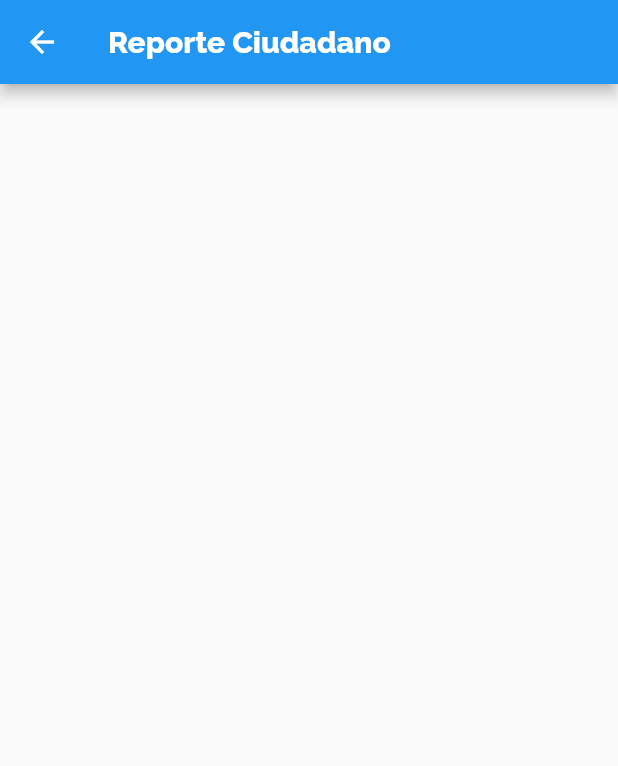
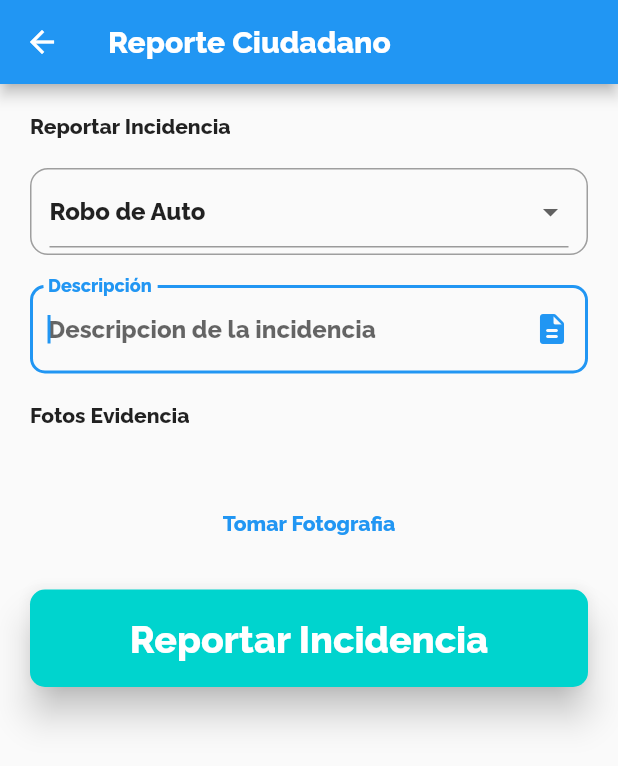
Before and after one commit to paoyomira/app_sucre, a Flutter app: the CitizenReportScreen screen opened by its route, on a phone screen of 412 x 824 dp. Shown: the top 766 px of the screen. Run offline on Flutter 3.47's test engine with Material 2 defaults, Android fonts, the phone set to English and light mode, and no system bars; our stand-ins replace flutter_dotenv, flutter_secure_storage; accounts and stored records are empty.

Commit message:
fix citizen report

```diff
--- a/lib/screens/reports/citizen_report_screen.dart
+++ b/lib/screens/reports/citizen_report_screen.dart
@@ -3,8 +3,6 @@ import 'package:flutter/material.dart';
 
 // Importaciones Aplicación
 import 'package:app_sucre/widgets/widgets.dart';
-import 'package:provider/provider.dart';
-import 'package:app_sucre/services/services.dart';
 
 class CitizenReportScreen extends StatefulWidget {
   const CitizenReportScreen({Key? key}) : super(key: key);
@@ -16,18 +14,40 @@ class CitizenReportScreen extends StatefulWidget {
 class _CitizenReportScreenState extends State<CitizenReportScreen> {
   @override
   Widget build(BuildContext context) {
-    final apiService = Provider.of<ApiService>(context);
     return Scaffold(
-        appBar: AppBar(
-          title: const Text('Reporte Ciudadano'),
-        ),
-        body: ListView.builder(
-          padding: const EdgeInsets.symmetric(horizontal: 20.0, vertical: 20.0),
-          itemCount: apiService.incidents.length,
-          scrollDirection: Axis.vertical,
-          itemBuilder: (_, int index) =>
-              IncidenceDetailWidget(incident: apiService.incidents[index]),
-        ));
+      appBar: AppBar(
+        title: const Text('Reporte Ciudadano'),
+      ),
+      body: ListView(
+        padding: const EdgeInsets.symmetric(horizontal: 20.0, vertical: 20.0),
+        children: [
+          const Text('Reportar Incidencia'),
+          const SizedBox(
+            height: 20.0,
+          ),
+          const IncidenceDetailWidget(),
+          const SizedBox(
+            height: 20.0,
+          ),
+          const IncidenceDescriptionWidget(),
+          const SizedBox(
+            height: 20.0,
+          ),
+          const Text('Fotos Evidencia'),
+          const SizedBox(
+            height: 20.0,
+          ),
+          const SizedBox(
+            height: 20.0,
+          ),
+          TextButton(onPressed: () {}, child: const Text('Tomar Fotografia')),
+          const SizedBox(
+            height: 20.0,
+          ),
+          const EvidencePhotosButtonWidget(),
+        ],
+      ),
+    );
 
     // const Text('Reportar Incidencia'),
     // const SizedBox(
--- a/lib/widgets/inputs/incidence_description_widget.dart
+++ b/lib/widgets/inputs/incidence_description_widget.dart
@@ -2,12 +2,11 @@
 import 'package:flutter/material.dart';
 
 // Importaciones Aplicación
-import 'package:app_sucre/models/models.dart';
 
 class IncidenceDescriptionWidget extends StatelessWidget {
-  final IncidentsResponse incident;
-  const IncidenceDescriptionWidget({Key? key, required this.incident})
-      : super(key: key);
+  const IncidenceDescriptionWidget({
+    Key? key,
+  }) : super(key: key);
 
   @override
   Widget build(BuildContext context) {
--- a/lib/widgets/inputs/incidence_detail_widget.dart
+++ b/lib/widgets/inputs/incidence_detail_widget.dart
@@ -5,9 +5,7 @@ import 'package:flutter/material.dart';
 import 'package:app_sucre/models/models.dart';
 
 class IncidenceDetailWidget extends StatefulWidget {
-  final IncidentsResponse incident;
-  const IncidenceDetailWidget({Key? key, required this.incident})
-      : super(key: key);
+  const IncidenceDetailWidget({Key? key}) : super(key: key);
 
   @override
   _IncidenceDetailWidgetState createState() => _IncidenceDetailWidgetState();
```
